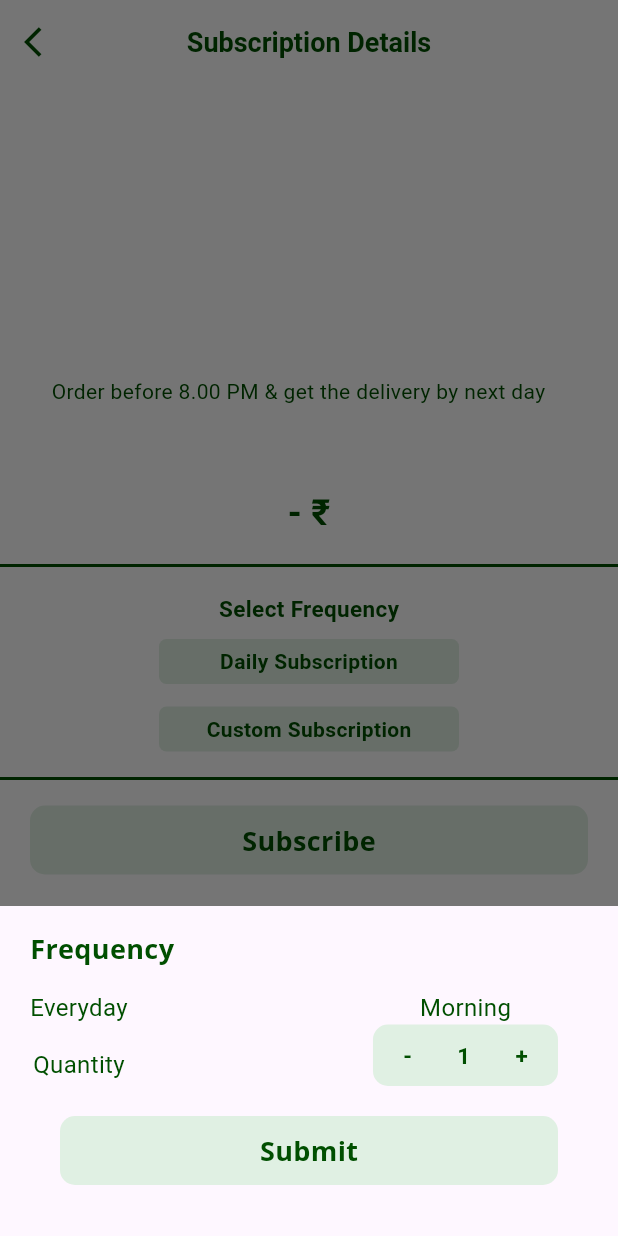
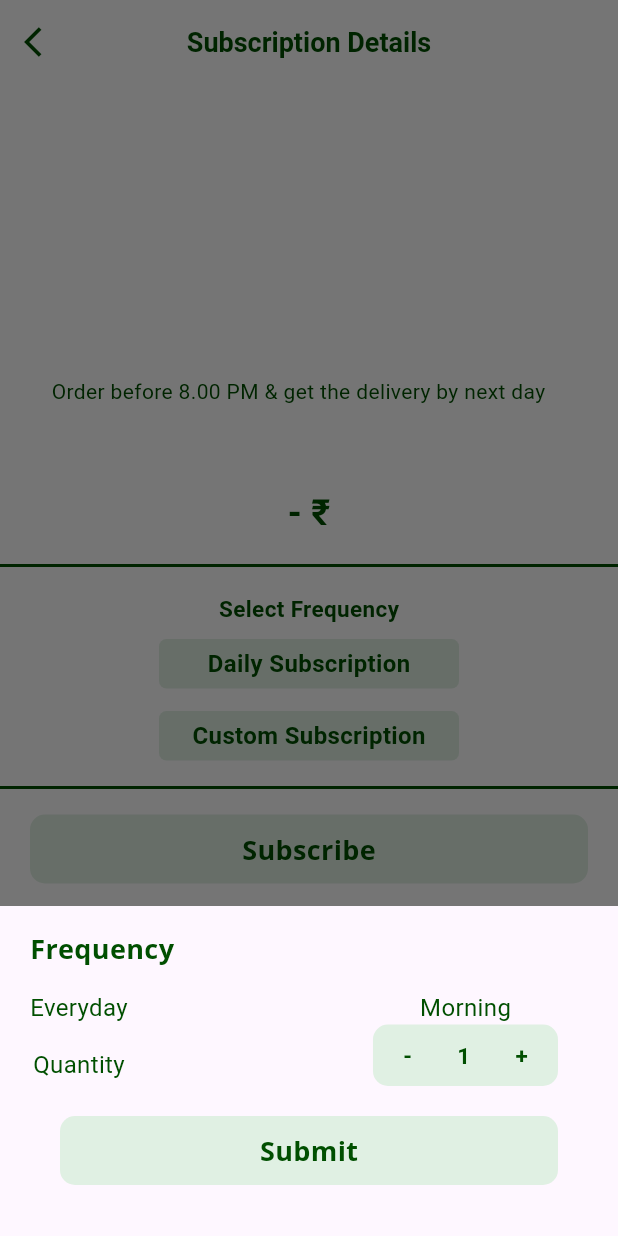
Before and after one commit to NigilDharsan/VilFresh, a Flutter app: the Subscription_Detail_Screen screen opened directly, after a tap on "Daily Subscription", on a phone screen of 412 x 824 dp. Run offline on Flutter 3.47's test engine with Material 3 defaults, Android fonts, the phone set to English and light mode, and no system bars; our stand-ins replace calendar_date_picker2, carousel_slider, dio, flutter_dash, flutter_easyloading, flutter_riverpod and 13 more; accounts and stored records are empty; generated files the repository leaves out were written again; network calls fail; Roboto replaces fonts that are missing (Montserrat); project files that could hold a hidden picture were left out.

Commit message:
Committing the home_dash_Board Wallet Issue

```diff
--- a/lib/Src/Home_DashBoard_Ui/Home_DashBoard_Screen.dart
+++ b/lib/Src/Home_DashBoard_Ui/Home_DashBoard_Screen.dart
@@ -209,6 +209,7 @@ class _Home_ScreenState extends ConsumerState<Home_Screen> {
                 margin: EdgeInsets.only(right: 20),
                 height: 35,
                 width: 35,
+                child: Center(
                   child: InkWell(
                       onTap: () {
                         Navigator.push(
@@ -216,7 +217,8 @@ class _Home_ScreenState extends ConsumerState<Home_Screen> {
                             MaterialPageRoute(
                                 builder: (context) => Wallet_Screen()));
                       },
-                    child: ImgPathSvg("wallet.svg"))),
+                      child: ImgPathSvg("wallet.svg")),
+                )),
           ],
           backgroundColor: white1,
         ),
--- a/lib/utilits/Text_Style.dart
+++ b/lib/utilits/Text_Style.dart
@@ -329,9 +329,9 @@ TextStyle subscribedapp = TextStyle(
 
 TextStyle startOnT = TextStyle(
     fontFamily: 'Montserrat',
-    fontSize: 14,
+    fontSize: 16,
     color: green2,
-    fontWeight: FontWeight.w600);
+    fontWeight: FontWeight.w700);
 
 //HEADING
 Widget Title_Style({required String Title}) {
```
Lines whose indentation alone changed are shown as unchanged.
